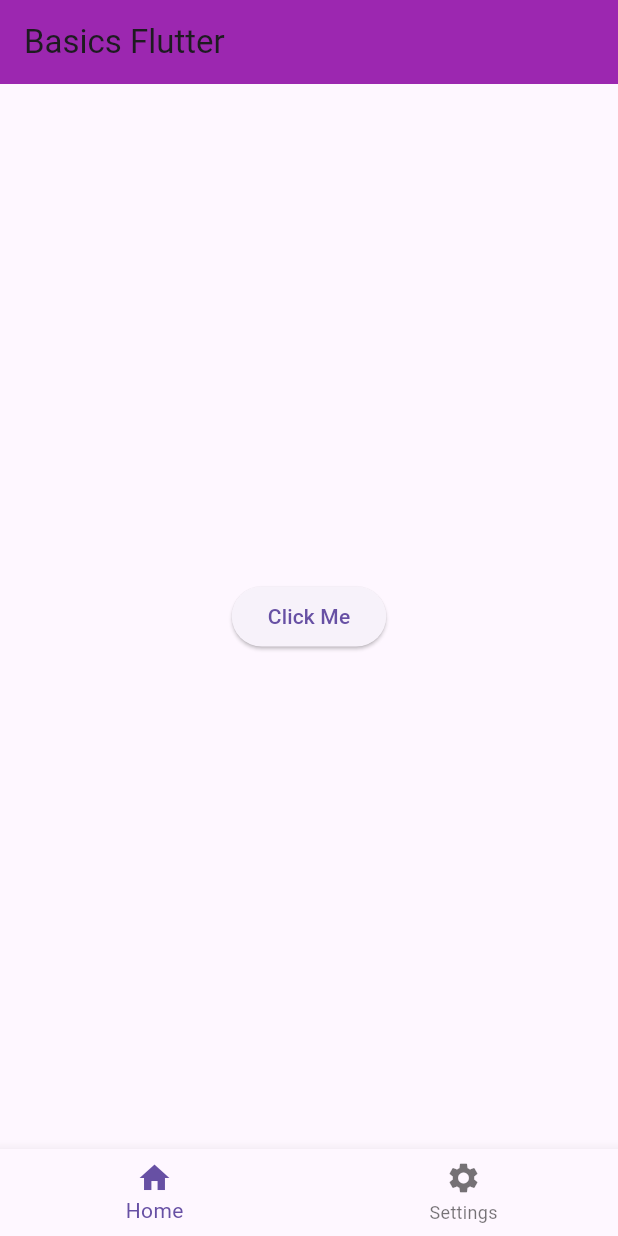
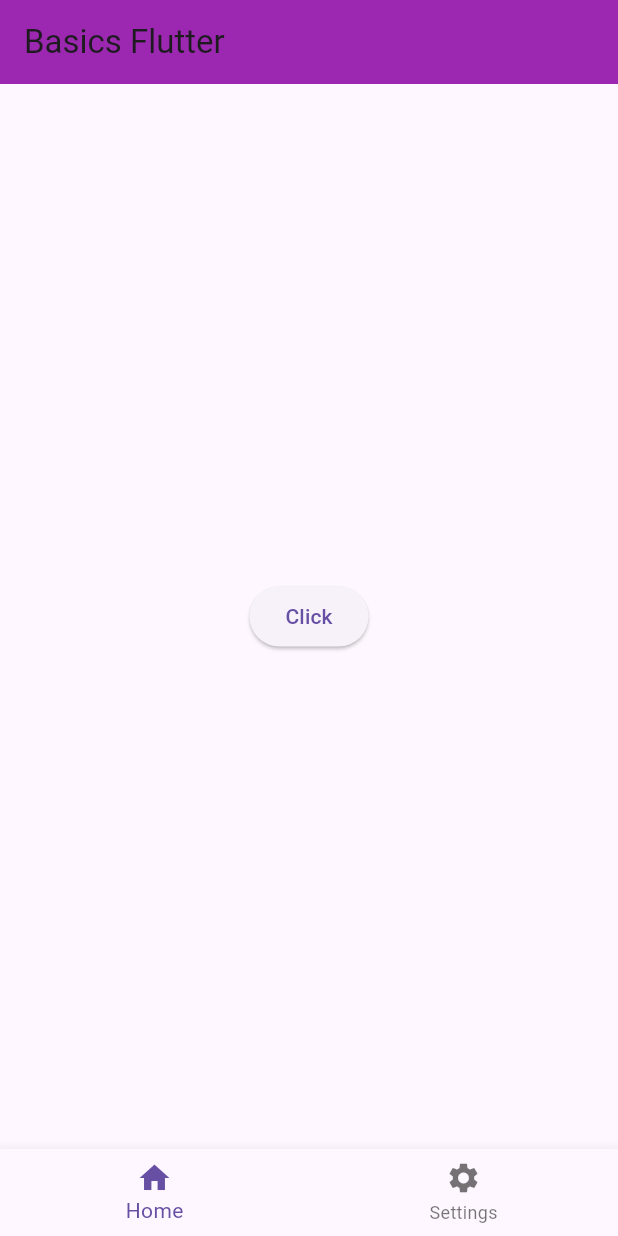
Before and after one commit to Anjasfedo/flutter_basics, a Flutter app: the screen it shows after launch, on a phone screen of 412 x 824 dp. Run offline on Flutter 3.47's test engine with Material 3 defaults, Android fonts, the phone set to English and light mode, and no system bars.

```diff
--- a/lib/main.dart
+++ b/lib/main.dart
@@ -1,11 +1,18 @@
 import 'package:flutter/material.dart';
 
 void main() {
-  runApp(const MyApp());
+  runApp(MyApp());
 }
 
-class MyApp extends StatelessWidget {
-  const MyApp({super.key});
+class MyApp extends StatefulWidget {
+  MyApp({super.key});
+
+  @override
+  State<MyApp> createState() => _MyAppState();
+}
+
+class _MyAppState extends State<MyApp> {
+  String buttonName = "Click";
 
   @override
   Widget build(BuildContext context) {
@@ -19,9 +26,11 @@ class MyApp extends StatelessWidget {
         body: Center(
           child: ElevatedButton(
             onPressed: () {
-              print("Anjas Gantenk");
+              setState(() {
+                buttonName = "Clicked";
+              });
             },
-            child: const Text("Click Me"),
+            child: Text(buttonName),
           ),
         ),
         bottomNavigationBar: BottomNavigationBar(items: const [
```
Also changed, not shown: 2 other files.
